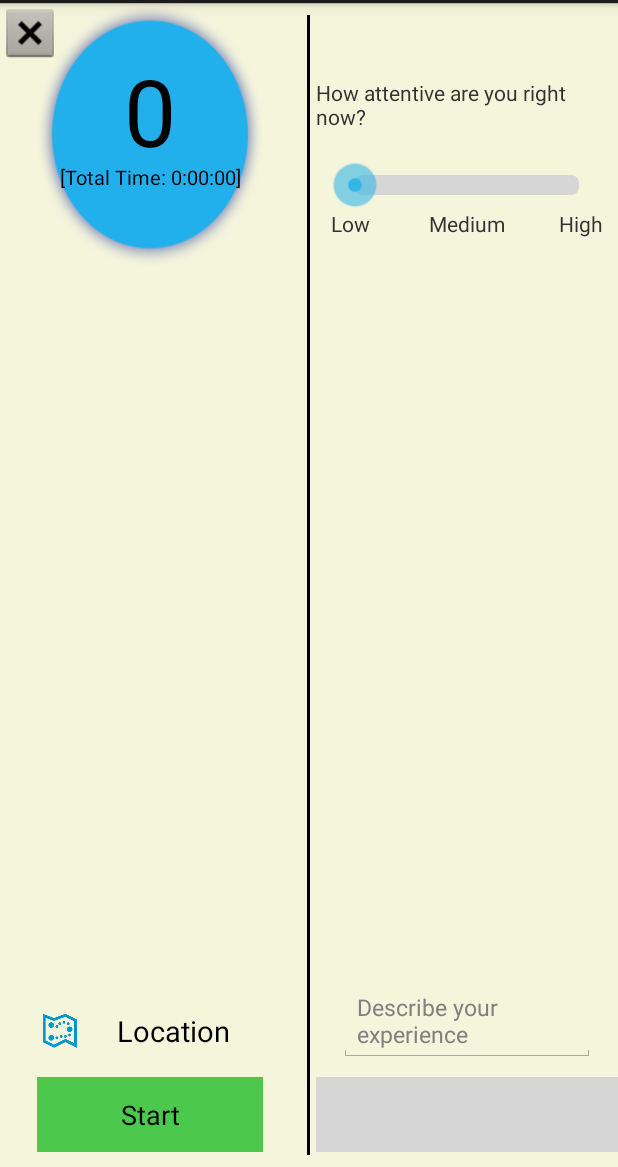
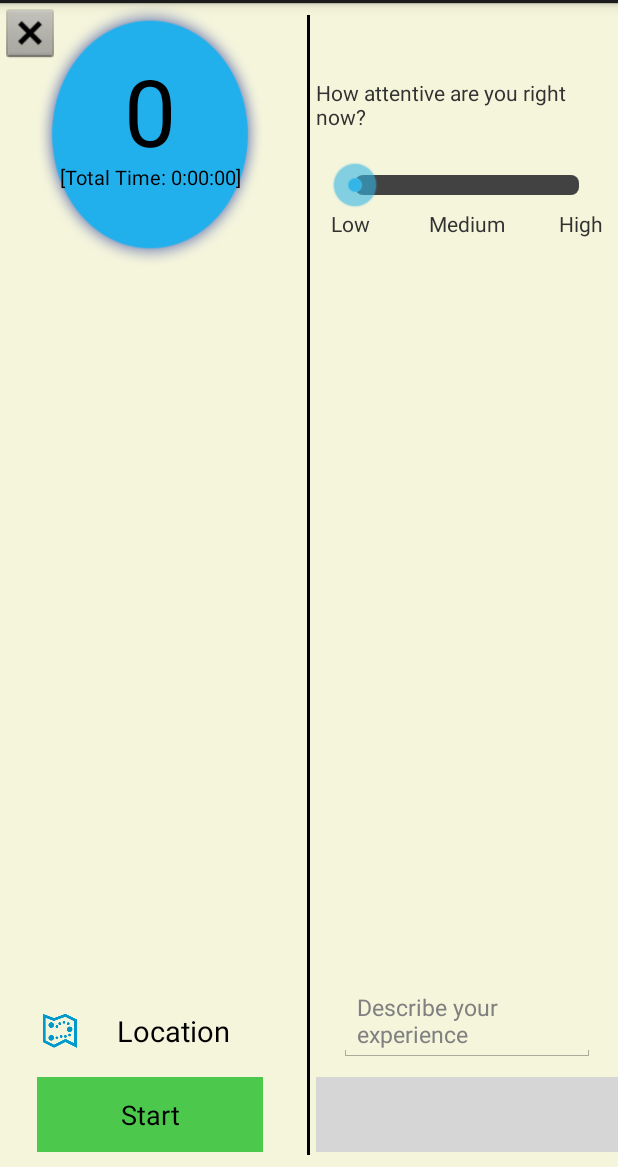
Before and after one commit to jayprat95/MindMapper, an Android app: the layout real_time_fragment_layout.xml on its own in the app's theme, with its tools: preview values and no code run, on a phone screen of 412 x 824 dp, the part 69-1236 px from its top. Run offline under Robolectric (Android 15) with nearby library versions, the phone set to English and light mode, and no system bars; grey boxes are pictures that could not be loaded.

```diff
--- a/mindMapperApp/src/main/res/drawable/progressbar.xml
+++ b/mindMapperApp/src/main/res/drawable/progressbar.xml
@@ -24,15 +24,15 @@
             </shape>
         </clip>
     </item>
-    <item android:id="@android:id/progress">
+    <item android:id="@+id/progressShape">
         <clip>
-            <shape android:shape="rectangle">
+            <shape android:shape="rectangle" >
                 <corners android:radius="5dp" />
 
                 <gradient
                     android:angle="270"
-                    android:endColor="#00996a"
-                    android:startColor="#00d190" />
+                    android:endColor="#00ff00"
+                    android:startColor="#00ff00" />
             </shape>
         </clip>
     </item>
--- a/mindMapperApp/src/main/res/layout/real_time_fragment_layout.xml
+++ b/mindMapperApp/src/main/res/layout/real_time_fragment_layout.xml
@@ -152,7 +152,6 @@
             android:layout_below="@+id/annotationInputView"
             android:layout_marginTop="20dp"
             android:layout_marginLeft="20dp"
-            android:progressBackgroundTint="@color/wallet_holo_blue_light"
             android:indeterminate="false" />
 
         <TextView
```
Also changed, not shown: mindMapperApp/src/main/java/edu/engagement/application/Fragments/RealTimeDataFragment.java (+17 -0 lines).
